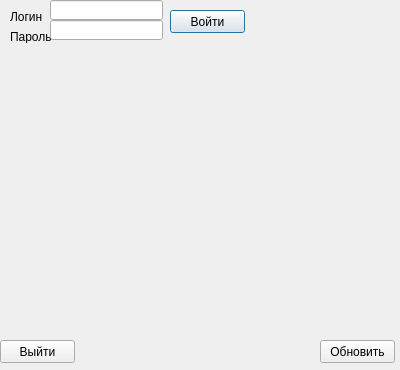
Old version of the form form.ui in the repository piligrim-a3/stp-2022.
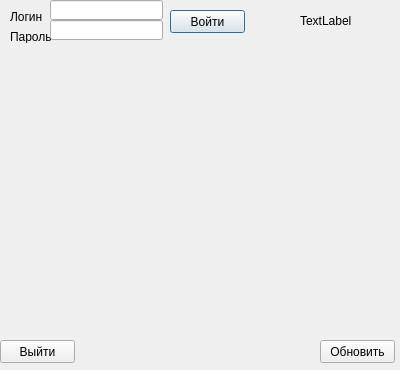
New version of the form.

Commit message: z3_release

Diff of the .ui file:
```diff
--- a/form.ui
+++ b/form.ui
@@ -114,6 +114,19 @@
     <bool>true</bool>
    </property>
   </widget>
+  <widget class="QLabel" name="label_4">
+   <property name="geometry">
+    <rect>
+     <x>300</x>
+     <y>10</y>
+     <width>91</width>
+     <height>21</height>
+    </rect>
+   </property>
+   <property name="text">
+    <string>TextLabel</string>
+   </property>
+  </widget>
  </widget>
  <resources/>
  <connections/>
```
The commit also changes 2 other files.
